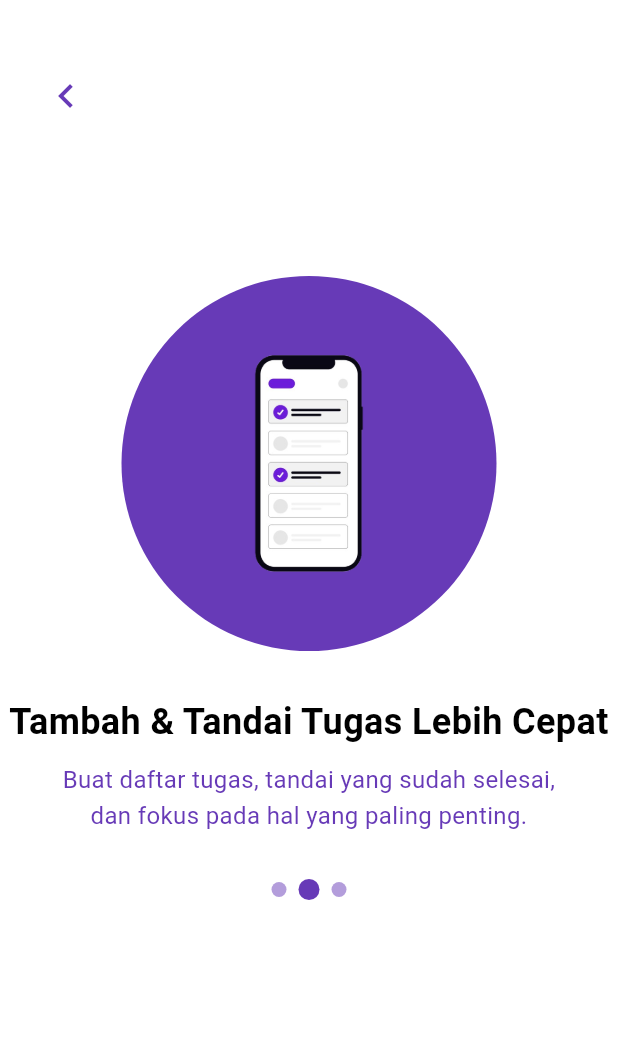
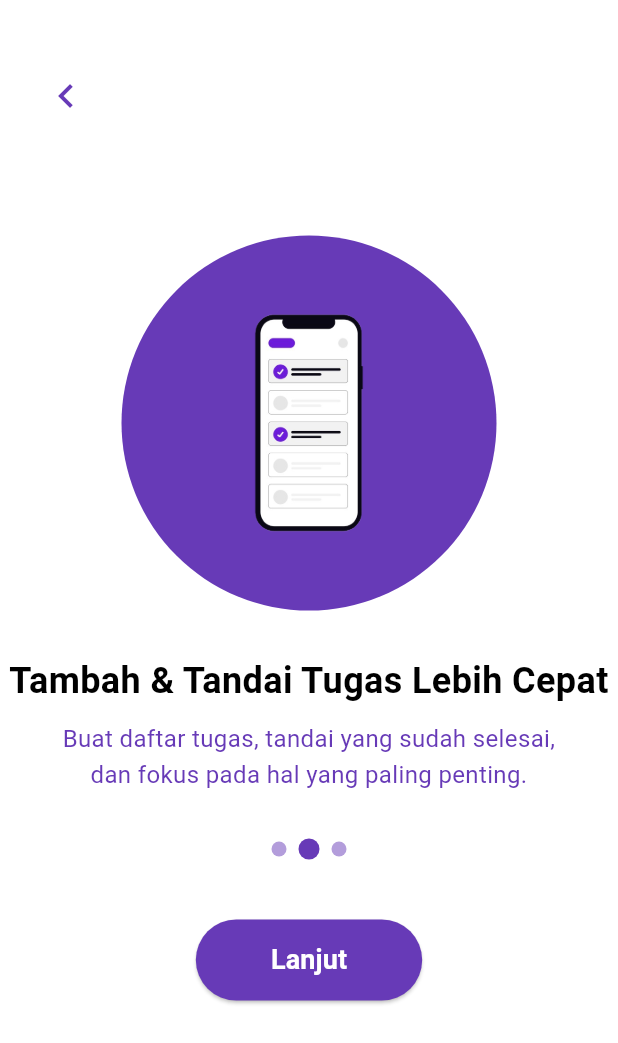
Before and after one commit to SadamIRM/KB1179-1123150087-uts-REVISI, a Flutter app: the Layar2 screen opened directly, on a phone screen of 412 x 824 dp. Shown: the top 1043 px of the screen. Run offline on Flutter 3.47's test engine with Material 3 defaults, Android fonts, the phone set to English and light mode, and no system bars.

Commit message:
benerin import dan tombol di layar 2

```diff
--- a/lib/layar/Layar2.dart
+++ b/lib/layar/Layar2.dart
@@ -1,5 +1,6 @@
 import 'package:flutter/material.dart';
 import 'Layar1.dart';
+import 'Layar3.dart';
 
 class Layar2 extends StatelessWidget {
   const Layar2({super.key});
@@ -91,32 +92,32 @@ class Layar2 extends StatelessWidget {
 
                 const SizedBox(height: 40),
 
-                // ElevatedButton(
-                //   onPressed: () {
-                //     Navigator.push(
-                //       context,
-                //       MaterialPageRoute(builder: (context) => const Screen3()),
-                //     );
-                //   },
-                //   style: ElevatedButton.styleFrom(
-                //     backgroundColor: Colors.deepPurple,
-                //     padding: const EdgeInsets.symmetric(
-                //       horizontal: 50,
-                //       vertical: 14,
-                //     ),
-                //     shape: RoundedRectangleBorder(
-                //       borderRadius: BorderRadius.circular(30),
-                //     ),
-                //   ),
-                //   child: const Text(
-                //     'Lanjut',
-                //     style: TextStyle(
-                //       fontSize: 18,
-                //       color: Colors.white,
-                //       fontWeight: FontWeight.bold,
-                //     ),
-                //   ),
-                // ),
+                ElevatedButton(
+                  onPressed: () {
+                    Navigator.push(
+                      context,
+                      MaterialPageRoute(builder: (context) => const Layar3()),
+                    );
+                  },
+                  style: ElevatedButton.styleFrom(
+                    backgroundColor: Colors.deepPurple,
+                    padding: const EdgeInsets.symmetric(
+                      horizontal: 50,
+                      vertical: 14,
+                    ),
+                    shape: RoundedRectangleBorder(
+                      borderRadius: BorderRadius.circular(30),
+                    ),
+                  ),
+                  child: const Text(
+                    'Lanjut',
+                    style: TextStyle(
+                      fontSize: 18,
+                      color: Colors.white,
+                      fontWeight: FontWeight.bold,
+                    ),
+                  ),
+                ),
               ],
             ),
           ),
```
Also changed, not shown: lib/login/login.dart (+124 -0 lines).
